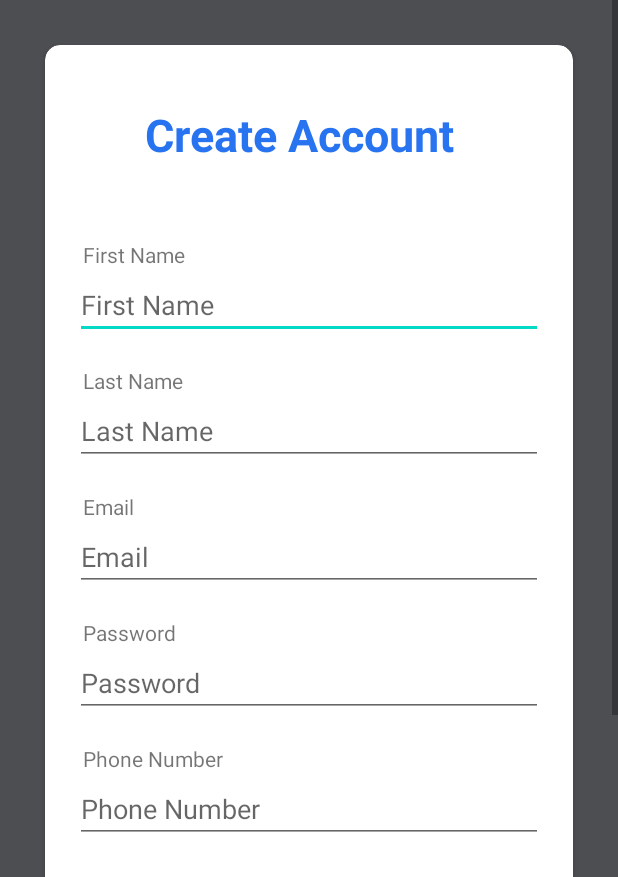
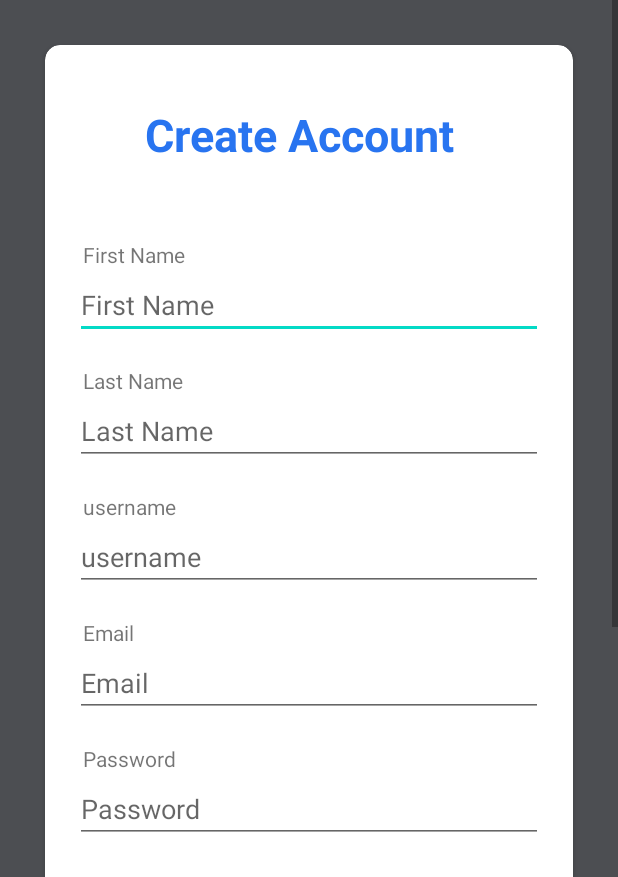
Before and after one commit to AhmedTrabelsy/SwapShop, an Android app: the layout activity_signup.xml on its own in the app's theme, with its tools: preview values and no code run, on a phone screen of 412 x 824 dp, the part 359-1236 px from its top. Run offline under Robolectric (Android 15) with nearby library versions, the phone set to English and light mode, and no system bars.

Commit message:
[ANDROID] - SIGNUP

```diff
--- a/FrontEnd/MobileVersion/app/src/main/java/com/example/swapshop_mobile_version/Registration.kt
+++ /dev/null
@@ -1,4 +0,0 @@
-package com.example.swapshop_mobile_version
-
-class Registration {
-}
--- /dev/null
+++ b/FrontEnd/MobileVersion/app/src/main/res/drawable/baseline_account_circle_24.xml
@@ -0,0 +1,5 @@
+<vector android:height="24dp" android:tint="#000000"
+    android:viewportHeight="24" android:viewportWidth="24"
+    android:width="24dp" xmlns:android="http://schemas.android.com/apk/res/android">
+    <path android:fillColor="@android:color/white" android:pathData="M12,2C6.48,2 2,6.48 2,12s4.48,10 10,10s10,-4.48 10,-10S17.52,2 12,2zM12,6c1.93,0 3.5,1.57 3.5,3.5S13.93,13 12,13s-3.5,-1.57 -3.5,-3.5S10.07,6 12,6zM12,20c-2.03,0 -4.43,-0.82 -6.14,-2.88C7.55,15.8 9.68,15 12,15s4.45,0.8 6.14,2.12C16.43,19.18 14.03,20 12,20z"/>
+</vector>
--- /dev/null
+++ b/FrontEnd/MobileVersion/app/src/main/res/drawable/baseline_phone_24.xml
@@ -0,0 +1,5 @@
+<vector android:height="24dp" android:tint="#000000"
+    android:viewportHeight="24" android:viewportWidth="24"
+    android:width="24dp" xmlns:android="http://schemas.android.com/apk/res/android">
+    <path android:fillColor="@android:color/white" android:pathData="M6.62,10.79c1.44,2.83 3.76,5.14 6.59,6.59l2.2,-2.2c0.27,-0.27 0.67,-0.36 1.02,-0.24 1.12,0.37 2.33,0.57 3.57,0.57 0.55,0 1,0.45 1,1V20c0,0.55 -0.45,1 -1,1 -9.39,0 -17,-7.61 -17,-17 0,-0.55 0.45,-1 1,-1h3.5c0.55,0 1,0.45 1,1 0,1.25 0.2,2.45 0.57,3.57 0.11,0.35 0.03,0.74 -0.25,1.02l-2.2,2.2z"/>
+</vector>
--- a/FrontEnd/MobileVersion/app/src/main/res/layout/activity_login.xml
+++ b/FrontEnd/MobileVersion/app/src/main/res/layout/activity_login.xml
@@ -57,12 +57,12 @@
                 android:layout_width="wrap_content"
                 android:layout_height="wrap_content"
                 android:layout_marginTop="50dp"
-                android:drawableLeft="@drawable/ic_email"
+                android:drawableLeft="@drawable/baseline_account_circle_24"
                 android:drawablePadding="10sp"
                 android:drawableTint="#2874f0"
                 android:ems="10"
-                android:hint="Email"
-                android:inputType="textEmailAddress"
+                android:hint="Username"
+                android:inputType="textPersonName"
                 app:layout_constraintEnd_toEndOf="parent"
                 app:layout_constraintHorizontal_bias="0.497"
                 app:layout_constraintStart_toStartOf="parent"
--- a/FrontEnd/MobileVersion/app/src/main/res/layout/registration.xml
+++ b/FrontEnd/MobileVersion/app/src/main/res/layout/activity_signup.xml
@@ -5,7 +5,7 @@
     android:layout_width="match_parent"
     android:layout_height="match_parent"
     android:background="#4c4e52"
-    tools:context=".Registration">
+    tools:context=".SignupActivity">
 
     <ScrollView
         android:layout_width="match_parent"
@@ -135,6 +135,25 @@
                         app:layout_constraintTop_toBottomOf="@+id/textView26" />
 
                     <EditText
+                        android:id="@+id/username"
+                        android:layout_width="match_parent"
+                        android:layout_height="wrap_content"
+                        android:layout_marginStart="20dp"
+                        android:layout_marginTop="1dp"
+                        android:layout_marginEnd="20dp"
+                        android:drawablePadding="10sp"
+                        android:drawableTint="#2874f0"
+                        android:ems="10"
+                        android:hint="username"
+                        android:inputType="textPersonName"
+                        app:layout_constraintEnd_toEndOf="parent"
+                        app:layout_constraintHorizontal_bias="0.496"
+                        app:layout_constraintStart_toStartOf="parent"
+                        app:layout_constraintTop_toBottomOf="@+id/textView270" />
+
+
+
+                    <EditText
                         android:id="@+id/email"
                         android:layout_width="match_parent"
                         android:layout_height="wrap_content"
@@ -204,6 +223,18 @@
                         app:layout_constraintTop_toBottomOf="@+id/firstName" />
 
                     <TextView
+                        android:id="@+id/textView270"
+                        android:layout_width="wrap_content"
+                        android:layout_height="wrap_content"
+                        android:layout_marginStart="5dp"
+                        android:layout_marginTop="18dp"
+                        android:layout_marginBottom="1dp"
+                        android:text="username"
+                        app:layout_constraintBottom_toTopOf="@+id/username"
+                        app:layout_constraintStart_toStartOf="@+id/username"
+                        app:layout_constraintTop_toBottomOf="@+id/lastName" />
+
+                    <TextView
                         android:id="@+id/textView27"
                         android:layout_width="wrap_content"
                         android:layout_height="wrap_content"
@@ -213,7 +244,7 @@
                         android:text="Email"
                         app:layout_constraintBottom_toTopOf="@+id/email"
                         app:layout_constraintStart_toStartOf="@+id/email"
-                        app:layout_constraintTop_toBottomOf="@+id/lastName" />
+                        app:layout_constraintTop_toBottomOf="@+id/username" />
 
                     <TextView
                         android:id="@+id/textView28"
```
Also changed, not shown: FrontEnd/MobileVersion/app/src/main/AndroidManifest.xml (+9 -7 lines), FrontEnd/MobileVersion/app/src/main/java/com/example/swapshop_mobile_version/AccessToken.kt (+7 -0 lines), FrontEnd/MobileVersion/app/src/main/java/com/example/swapshop_mobile_version/GetUserData.kt (+13 -1 lines), FrontEnd/MobileVersion/app/src/main/java/com/example/swapshop_mobile_version/Login.kt (+10 -0 lines), FrontEnd/MobileVersion/app/src/main/java/com/example/swapshop_mobile_version/SignupActivity.kt (added, +77 -0 lines).
